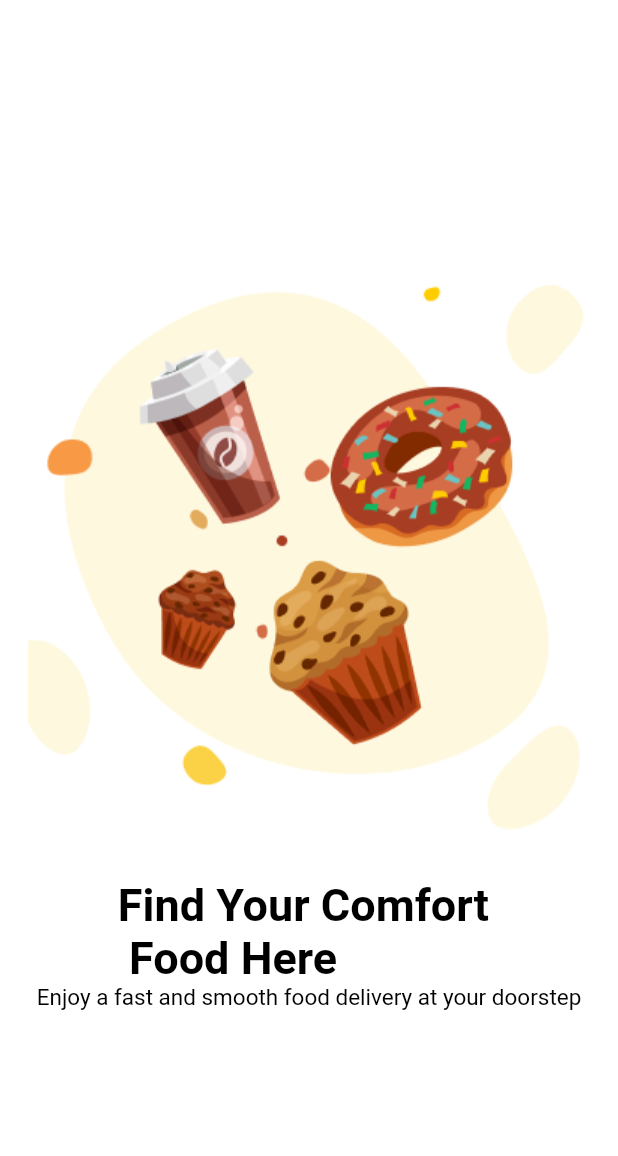
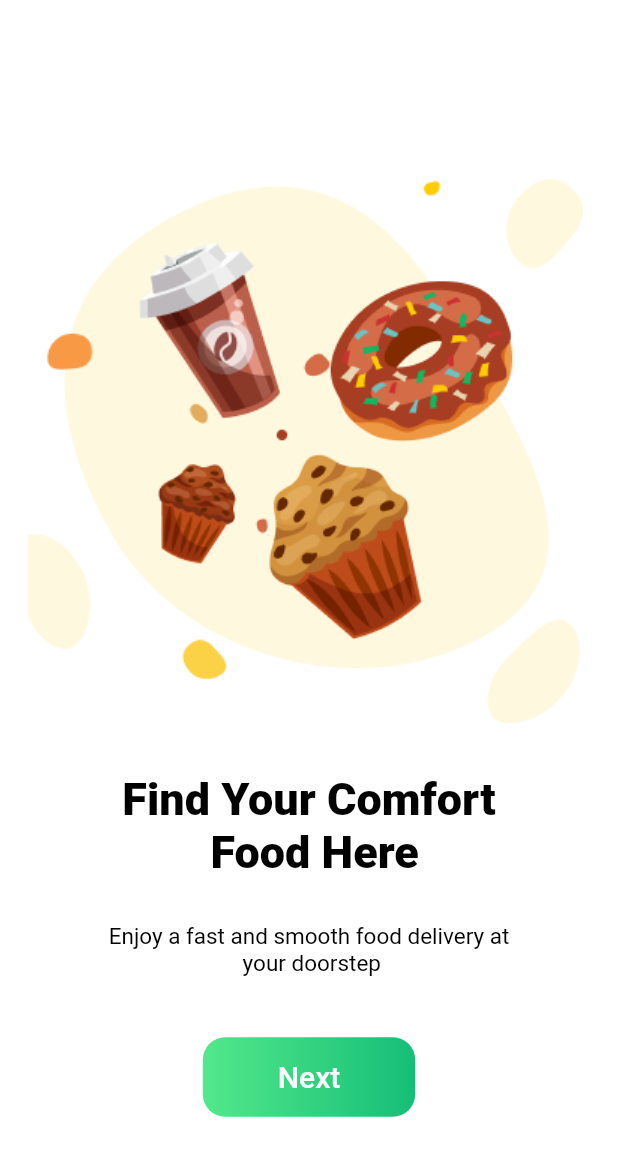
Before and after one commit to fidelity2851/Food_App, a Flutter app: the OnboardingScreen screen opened directly, on a phone screen of 412 x 824 dp. Shown: the top 1156 px of the screen. Run offline on Flutter 3.47's test engine with Material 2 defaults, Android fonts, the phone set to English and light mode, and no system bars.

Commit message:
Done with Onboarding Screen

```diff
--- a/lib/main.dart
+++ b/lib/main.dart
@@ -1,5 +1,5 @@
 import 'package:flutter/material.dart';
-import 'package:food_app/screens/flash_screen.dart';
+import 'package:food_app/screens/splash_screen.dart';
 
 // Initialize Flutter Main Function
 void main() => runApp(const MovieApp());
--- a/lib/screens/onboarding_screen.dart
+++ b/lib/screens/onboarding_screen.dart
@@ -1,4 +1,5 @@
 import 'package:flutter/material.dart';
+import 'package:food_app/screens/login_screen.dart';
 import 'package:food_app/utitlity/variables.dart';
 
 class OnboardingScreen extends StatelessWidget {
@@ -20,18 +21,46 @@ class OnboardingScreen extends StatelessWidget {
             ),
             Text(
               'Find Your Comfort \n Food Here',
+              textAlign: TextAlign.center,
               style: TextStyle(
                 color: AppColor.Black,
                 fontSize: 30,
-                fontWeight: FontWeight.w700,
+                fontWeight: FontWeight.w800,
               ),
             ),
+            const SizedBox(height: 30),
             Text(
-              'Enjoy a fast and smooth food delivery at your doorstep',
+              'Enjoy a fast and smooth food delivery at \n your doorstep',
+              textAlign: TextAlign.center,
               style: TextStyle(
                 color: AppColor.Black,
                 fontSize: 15,
                 fontWeight: FontWeight.w400,
+              ),
+            ),
+            const SizedBox(height: 40),
+            GestureDetector(
+              onTap: () {
+                Navigator.of(context).push(
+                  MaterialPageRoute(builder: (context) => const LoginScreen()),
+                );
+              },
+              child: Container(
+                padding:
+                    const EdgeInsets.symmetric(vertical: 15, horizontal: 50),
+                decoration: BoxDecoration(
+                    gradient: LinearGradient(
+                      colors: [AppColor.Primary, AppColor.Primary2],
+                    ),
+                    borderRadius: BorderRadius.circular(15)),
+                child: const Text(
+                  'Next',
+                  style: TextStyle(
+                    color: Colors.white,
+                    fontSize: 20,
+                    fontWeight: FontWeight.w500,
+                  ),
+                ),
               ),
             )
           ],
--- a/lib/utitlity/variables.dart
+++ b/lib/utitlity/variables.dart
@@ -2,14 +2,14 @@
 
 import 'package:flutter/material.dart';
 
-class AppColor  {
+class AppColor {
   static Color Primary = const Color(0xFF53E88B);
   static Color Primary2 = const Color(0xFF15BE77);
   static Color Secondary = const Color(0xFFFFAD1D);
   static Color Black = Colors.black;
-  static Color White =Colors.white;
+  static Color White = Colors.white;
   static Color Grey = Colors.grey;
-  static Color Light = Colors.grey.shade100;
+  static Color Light = Colors.grey.shade500;
 }
 
 const double DefaultPadding = 20.0;
```
Also changed, not shown: lib/commponents/logo.dart (added, +33 -0 lines), lib/screens/flash_screen.dart (deleted, +0 -46 lines), lib/screens/splash_screen.dart (added, +53 -0 lines).
